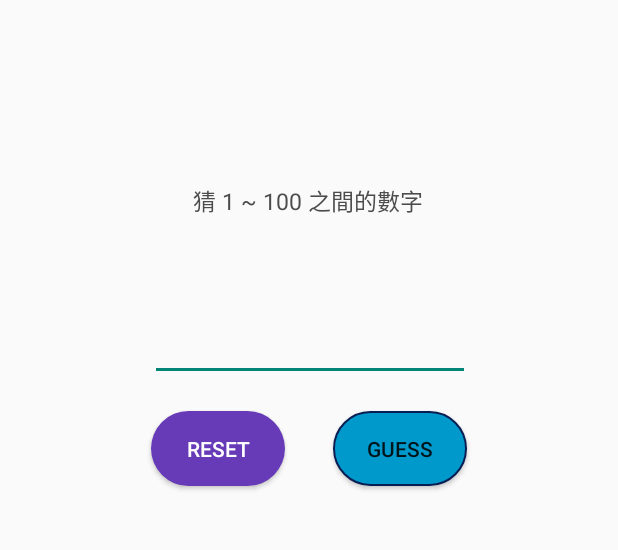
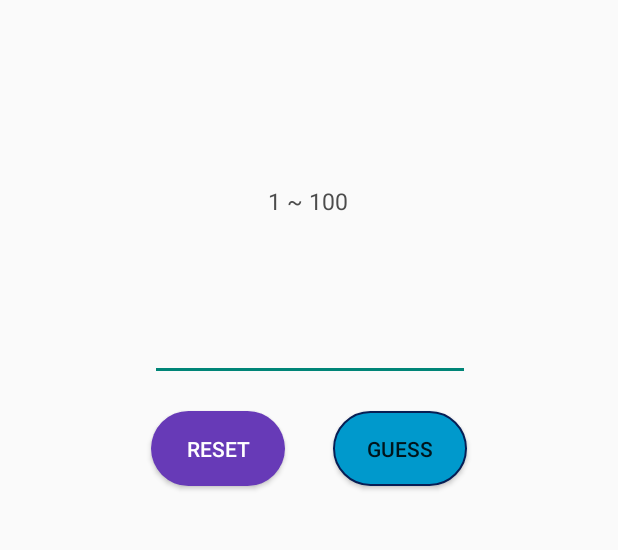
Before and after one commit to Forceofmilk/app_ntunhs_IM, an Android app: the screen it shows after launch (MainActivity), after a tap on "RESET", on a phone screen of 412 x 824 dp, the part 381-931 px from its top. Run offline under Robolectric (Android 15) with nearby library versions, the phone set to English and light mode, and no system bars.

Commit message:
0314_Version 2.1
新增更多多國語系

```diff
--- a/numberGuessGame/app/src/main/java/com/example/numberguessgame/MainActivity.kt
+++ b/numberGuessGame/app/src/main/java/com/example/numberguessgame/MainActivity.kt
@@ -30,9 +30,9 @@ class MainActivity : AppCompatActivity() {
         var guessRound : Int = 0
 
         fun resetGame() {
-            Toast.makeText(this, "遊戲已重置",Toast.LENGTH_LONG).show()
+            Toast.makeText(this, getString(R.string.game_has_been_reset),Toast.LENGTH_LONG).show()
             secretNum = Random().nextInt(100)+1
-            textView_hint.text = "猜 1 ~ 100 之間的數字"
+            textView_hint.text = "1 ~ 100"
             guess_max = 100
             guess_min = 1
             guessRound = 0
@@ -44,12 +44,12 @@ class MainActivity : AppCompatActivity() {
             editText_userInput.text.clear()
 
             if (guessNum == secretNum) {
-                hintWords = "厲害! 你猜對囉"
+                hintWords = getString(R.string.awesome_you_guess_it_right)
                 guessRound++
-                AlertDialog.Builder(this).setTitle("恭喜過關").setMessage("終極密碼是 "+secretNum+"\n你總共猜了 "+guessRound+" 次才猜中 !").create().show()
+                AlertDialog.Builder(this).setTitle(getString(R.string.congratulations)).setMessage("終極密碼是 "+secretNum+"\n你總共猜了 "+guessRound+" 次才猜中 !").create().show()
                 handler.postDelayed({
                     resetGame()
-                    Toast.makeText(this,"5 秒後的操作執行了 ! ",Toast.LENGTH_LONG).show()},
+                    Toast.makeText(this, getString(R.string.five_second_reset),Toast.LENGTH_LONG).show()},
                     6000)
 
 
@@ -60,16 +60,16 @@ class MainActivity : AppCompatActivity() {
             }
             else if (guessNum < secretNum) {
                 guess_min = guessNum
-                hintWords = "太小囉，猜 "+guess_min+" ~ "+guess_max+" 之間的數字"
+                hintWords = guess_min.toString() + " ~ " + guess_max.toString()
                 guessRound++
             }
             else if (guessNum > secretNum) {
                 guess_max = guessNum
-                hintWords = "太大囉，猜 "+guess_min+" ~ "+guess_max+" 之間的數字"
+                hintWords = guess_min.toString() + " ~ " + guess_max.toString()
                 guessRound++
             }
             else{
-                hintWords = "請輸入有效數字"
+                hintWords = getString(R.string.please_type_in_int_number)
                 guessRound++
             }
             textView_hint.text = hintWords
--- a/numberGuessGame/app/src/main/res/layout/activity_main.xml
+++ b/numberGuessGame/app/src/main/res/layout/activity_main.xml
@@ -26,7 +26,7 @@
         android:id="@+id/hint"
         android:layout_width="wrap_content"
         android:layout_height="wrap_content"
-        android:text="猜 1 ~ 100 之間的數字"
+        android:text="1 ~ 100"
         android:textColor="#4C4C4C"
         android:textSize="15sp"
         app:layout_constraintBottom_toBottomOf="parent"
--- a/numberGuessGame/app/src/main/res/values-night/strings.xml
+++ b/numberGuessGame/app/src/main/res/values-night/strings.xml
@@ -4,4 +4,9 @@
     <string name="button_confirm">確認</string>
     <string name="button_reset">重置</string>
     <string name="type_any_number">type any number</string>
+    <string name="game_has_been_reset">Game has been reset</string>
+    <string name="awesome_you_guess_it_right">Awesome, you guess it right !</string>
+    <string name="congratulations">Congratulations</string>
+    <string name="five_second_reset">"5 second reset is done ! "</string>
+    <string name="please_type_in_int_number">Please Type in Int number</string>
 </resources>
--- a/numberGuessGame/app/src/main/res/values/strings.xml
+++ b/numberGuessGame/app/src/main/res/values/strings.xml
@@ -4,4 +4,9 @@
     <string name="button_confirm">guess</string>
     <string name="button_reset">reset</string>
     <string name="type_any_number">type any number</string>
+    <string name="game_has_been_reset">Game has been reset</string>
+    <string name="awesome_you_guess_it_right">Awesome, you guess it right !</string>
+    <string name="congratulations">Congratulations</string>
+    <string name="five_second_reset">"5 second reset is done ! "</string>
+    <string name="please_type_in_int_number">Please Type in Int number</string>
 </resources>
```
Also changed, not shown: 1 other file.
